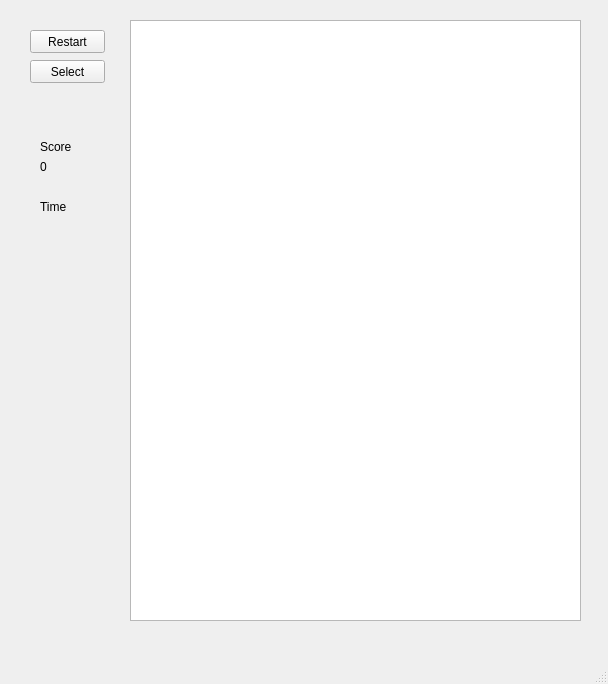
Before: the Qt Designer form Castle_Game/MainWindow.ui in marinaagafonova/OOP-Python, drawn with Qt 5.
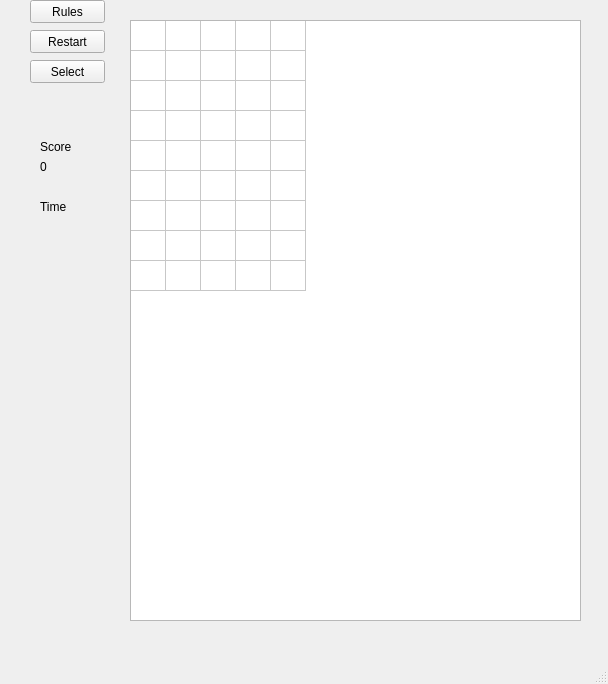
After: the same form once the commit is applied.

```diff
--- a/Castle_Game/MainWindow.ui
+++ b/Castle_Game/MainWindow.ui
@@ -49,16 +49,51 @@
       <height>601</height>
      </rect>
     </property>
+    <property name="rowCount">
+     <number>9</number>
+    </property>
+    <property name="columnCount">
+     <number>5</number>
+    </property>
+    <attribute name="horizontalHeaderVisible">
+     <bool>false</bool>
+    </attribute>
+    <attribute name="horizontalHeaderDefaultSectionSize">
+     <number>35</number>
+    </attribute>
+    <attribute name="horizontalHeaderHighlightSections">
+     <bool>true</bool>
+    </attribute>
     <attribute name="horizontalHeaderMinimumSectionSize">
-     <number>19</number>
+     <number>35</number>
     </attribute>
+    <attribute name="verticalHeaderVisible">
+     <bool>false</bool>
+    </attribute>
+    <attribute name="verticalHeaderHighlightSections">
+     <bool>true</bool>
+    </attribute>
+    <row/>
+    <row/>
+    <row/>
+    <row/>
+    <row/>
+    <row/>
+    <row/>
+    <row/>
+    <row/>
+    <column/>
+    <column/>
+    <column/>
+    <column/>
+    <column/>
    </widget>
    <widget class="QLabel" name="game_is_over">
     <property name="geometry">
      <rect>
-      <x>40</x>
+      <x>20</x>
       <y>100</y>
-      <width>46</width>
+      <width>60</width>
       <height>13</height>
      </rect>
     </property>
@@ -105,6 +140,19 @@
      <string>Time</string>
     </property>
    </widget>
+   <widget class="QPushButton" name="rulesBttn">
+    <property name="geometry">
+     <rect>
+      <x>30</x>
+      <y>0</y>
+      <width>75</width>
+      <height>23</height>
+     </rect>
+    </property>
+    <property name="text">
+     <string>Rules</string>
+    </property>
+   </widget>
   </widget>
   <widget class="QMenuBar" name="menubar">
    <property name="geometry">
```
